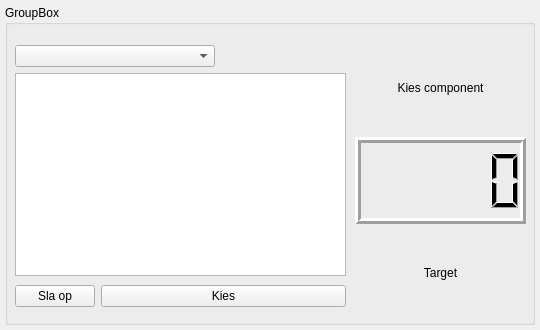
Qt form src/ui/forms/weightsensorform.ui (Ghettovich/bsf) before a commit.
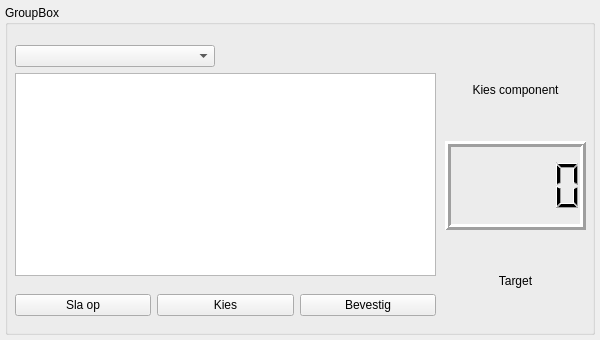
The same form after that commit.

Commit message: add margin value for component. added getters, setters and as column in tablecomponentmodel.cpp.

The edit to the form file:
```diff
--- a/src/ui/forms/weightsensorform.ui
+++ b/src/ui/forms/weightsensorform.ui
@@ -6,14 +6,14 @@
    <rect>
     <x>0</x>
     <y>0</y>
-    <width>540</width>
-    <height>330</height>
+    <width>600</width>
+    <height>340</height>
    </rect>
   </property>
   <property name="minimumSize">
    <size>
-    <width>540</width>
-    <height>330</height>
+    <width>600</width>
+    <height>340</height>
    </size>
   </property>
   <property name="windowTitle">
@@ -24,13 +24,13 @@
     <rect>
      <x>5</x>
      <y>5</y>
-     <width>530</width>
-     <height>320</height>
+     <width>590</width>
+     <height>330</height>
     </rect>
    </property>
    <property name="minimumSize">
     <size>
-     <width>530</width>
+     <width>590</width>
      <height>320</height>
     </size>
    </property>
@@ -43,13 +43,16 @@
    <widget class="QWidget" name="gridLayoutWidget">
     <property name="geometry">
      <rect>
-      <x>350</x>
+      <x>440</x>
       <y>40</y>
-      <width>171</width>
-      <height>271</height>
+      <width>141</width>
+      <height>281</height>
      </rect>
     </property>
     <layout class="QGridLayout" name="gridLayout">
+     <property name="bottomMargin">
+      <number>0</number>
+     </property>
      <item row="0" column="0">
       <widget class="QLabel" name="labelComponent">
        <property name="minimumSize">
@@ -102,7 +105,7 @@
      <rect>
       <x>10</x>
       <y>40</y>
-      <width>331</width>
+      <width>421</width>
       <height>231</height>
      </rect>
     </property>
@@ -137,31 +140,32 @@
      <rect>
       <x>10</x>
       <y>280</y>
-      <width>331</width>
-      <height>36</height>
+      <width>421</width>
+      <height>41</height>
      </rect>
     </property>
-    <layout class="QFormLayout" name="btnFormLayout">
-     <property name="sizeConstraint">
-      <enum>QLayout::SetDefaultConstraint</enum>
-     </property>
-     <property name="formAlignment">
-      <set>Qt::AlignHCenter|Qt::AlignTop</set>
-     </property>
-     <item row="0" column="1">
-      <widget class="QPushButton" name="pushButtonSetRecipe">
-       <property name="text">
-        <string>Kies</string>
-       </property>
-      </widget>
-     </item>
-     <item row="0" column="0">
+    <layout class="QHBoxLayout" name="horizontalLayout">
+     <item>
       <widget class="QPushButton" name="pushButtonSaveRecipe">
        <property name="text">
         <string>Sla op</string>
        </property>
       </widget>
      </item>
+     <item>
+      <widget class="QPushButton" name="pushButtonSetRecipe">
+       <property name="text">
+        <string>Kies</string>
+       </property>
+      </widget>
+     </item>
+     <item>
+      <widget class="QPushButton" name="pushButtonConfirm">
+       <property name="text">
+        <string>Bevestig</string>
+       </property>
+      </widget>
+     </item>
     </layout>
    </widget>
   </widget>
```
Left out of the diff: 2 changed lines with no effect on the pictures. The commit also changes 7 other files.
